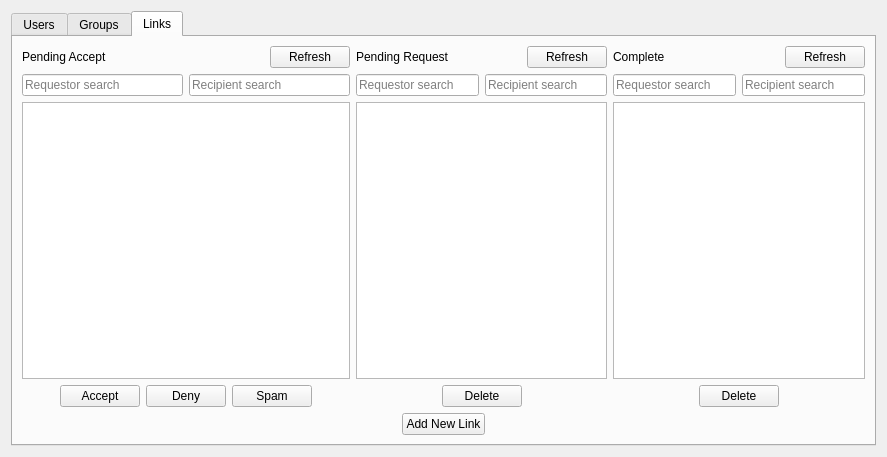
duality-solutions/Dynamic, file src/qt/forms/bdappage.ui: the form before one commit.
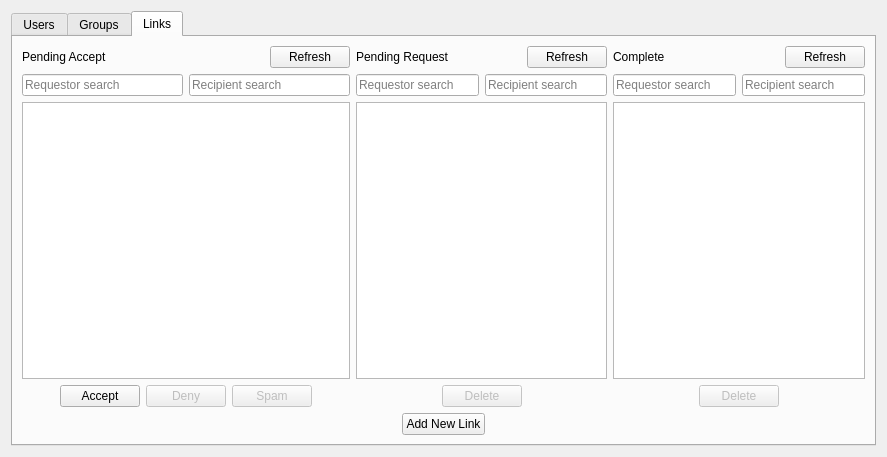
The form after the commit. The open tabs and pages were chosen to show the change. Icons and pictures are not drawn.

Patch:
```diff
--- a/src/qt/forms/bdappage.ui
+++ b/src/qt/forms/bdappage.ui
@@ -521,6 +521,9 @@
              </item>
              <item>
               <widget class="QPushButton" name="pushButtonDeny">
+               <property name="enabled">
+                <bool>false</bool>
+               </property>
                <property name="sizePolicy">
                 <sizepolicy hsizetype="Fixed" vsizetype="Fixed">
                  <horstretch>0</horstretch>
@@ -538,6 +541,9 @@
              </item>
              <item>
               <widget class="QPushButton" name="pushButtonSpam">
+               <property name="enabled">
+                <bool>false</bool>
+               </property>
                <property name="sizePolicy">
                 <sizepolicy hsizetype="Fixed" vsizetype="Fixed">
                  <horstretch>0</horstretch>
@@ -667,6 +673,9 @@
              </item>
              <item>
               <widget class="QPushButton" name="pushButton_3">
+               <property name="enabled">
+                <bool>false</bool>
+               </property>
                <property name="sizePolicy">
                 <sizepolicy hsizetype="Fixed" vsizetype="Fixed">
                  <horstretch>0</horstretch>
@@ -796,6 +805,9 @@
              </item>
              <item>
               <widget class="QPushButton" name="pushButton_4">
+               <property name="enabled">
+                <bool>false</bool>
+               </property>
                <property name="sizePolicy">
                 <sizepolicy hsizetype="Fixed" vsizetype="Fixed">
                  <horstretch>0</horstretch>
```
Left out of the diff: 2 changed lines with no effect on the pictures.
